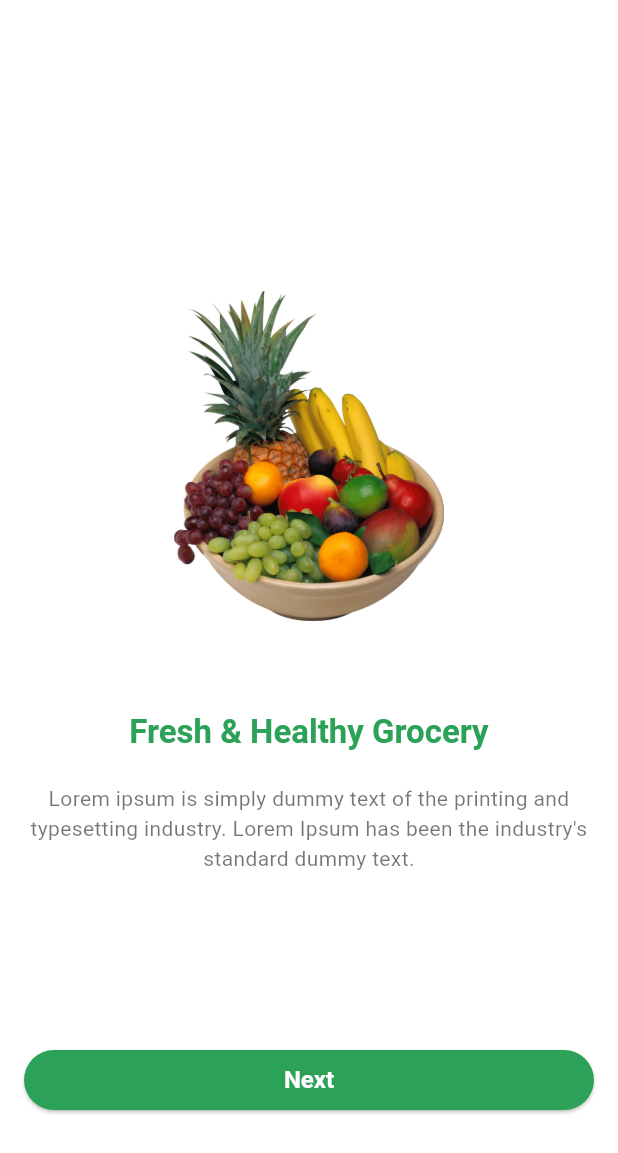
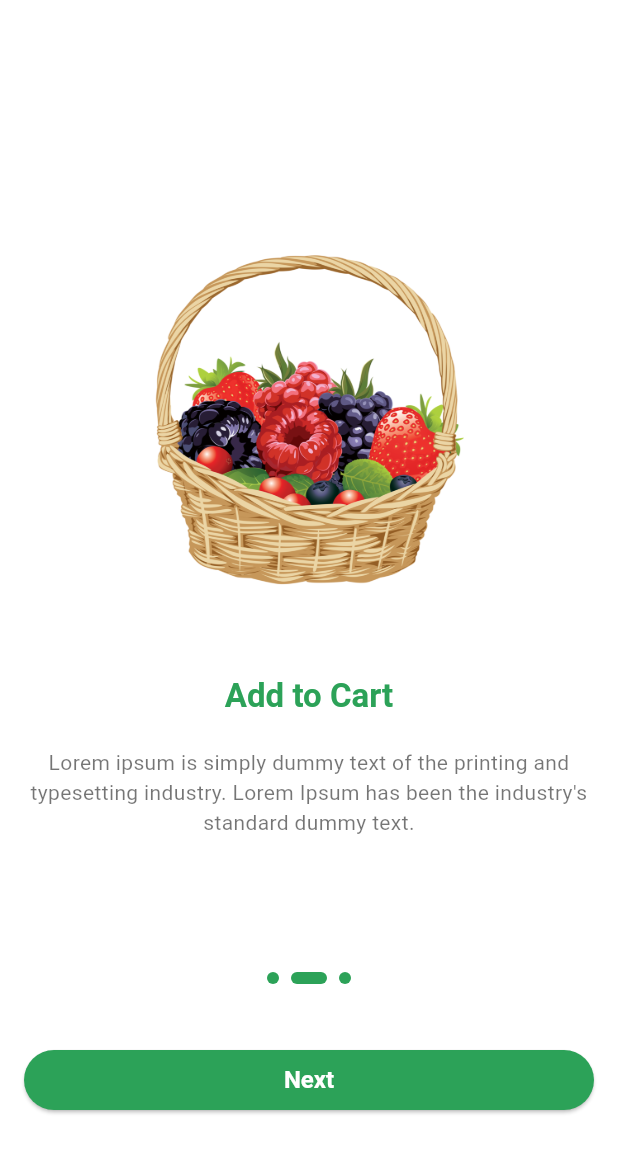
Before and after one commit to dipondeb999/E-Commerce_Grocery_Shop_App, a Flutter app: the screen it shows after launch, after a tap on "Next", on a phone screen of 412 x 824 dp. Shown: the top 1153 px of the screen. Run offline on Flutter 3.47's test engine with Material 3 defaults, Android fonts, the phone set to English and light mode, and no system bars; drawn by our look-alikes of carousel_slider, smooth_page_indicator; our stand-ins replace flutter_svg, get.

Commit message:
add smooth page indicator in on boarding screen

```diff
--- a/lib/app/app.dart
+++ b/lib/app/app.dart
@@ -1,5 +1,5 @@
 import 'package:e_commerce_grocery_shop_app/app/app_theme_data.dart';
-import 'package:e_commerce_grocery_shop_app/features/auth/ui/screens/login_and_register_screen.dart';
+import 'package:e_commerce_grocery_shop_app/features/auth/ui/screens/login_and_register__button_screen.dart';
 import 'package:e_commerce_grocery_shop_app/features/auth/ui/screens/on_boarding_screen.dart';
 import 'package:e_commerce_grocery_shop_app/features/auth/ui/screens/splash_screen.dart';
 import 'package:e_commerce_grocery_shop_app/features/common/ui/screens/main_bottom_nav_screen.dart';
@@ -20,7 +20,7 @@ class GroceryShopApp extends StatelessWidget {
         '/': (context) => SplashScreen(),
         OnBoardingScreen.name: (context) => OnBoardingScreen(),
         MainBottomNavScreen.name: (context) => MainBottomNavScreen(),
-        LoginAndRegisterScreen.name: (context) => LoginAndRegisterScreen(),
+        LoginAndRegisterButtonScreen.name: (context) => LoginAndRegisterButtonScreen(),
       },
     );
   }
--- a/lib/features/auth/ui/screens/login_and_register_screen.dart
+++ b/lib/features/auth/ui/screens/login_and_register__button_screen.dart
@@ -2,10 +2,10 @@ import 'package:e_commerce_grocery_shop_app/app/app_colors.dart';
 import 'package:e_commerce_grocery_shop_app/app/assets_path.dart';
 import 'package:flutter/material.dart';
 
-class LoginAndRegisterScreen extends StatelessWidget {
-  const LoginAndRegisterScreen({super.key});
+class LoginAndRegisterButtonScreen extends StatelessWidget {
+  const LoginAndRegisterButtonScreen({super.key});
 
-  static const String name = '/login-register-screen';
+  static const String name = '/login-and-register-screen';
 
   @override
   Widget build(BuildContext context) {
@@ -16,6 +16,7 @@ class LoginAndRegisterScreen extends StatelessWidget {
         child: Column(
           mainAxisAlignment: MainAxisAlignment.center,
           children: [
+            SizedBox(height: 80),
             Image.asset(
               AssetsPath.onBoardingImageFourPng,
               height: 220,
--- a/lib/features/auth/ui/screens/on_boarding_screen.dart
+++ b/lib/features/auth/ui/screens/on_boarding_screen.dart
@@ -1,8 +1,10 @@
 import 'package:carousel_slider/carousel_slider.dart';
+import 'package:e_commerce_grocery_shop_app/app/app_colors.dart';
 import 'package:e_commerce_grocery_shop_app/app/assets_path.dart';
-import 'package:e_commerce_grocery_shop_app/features/auth/ui/screens/login_and_register_screen.dart';
+import 'package:e_commerce_grocery_shop_app/features/auth/ui/screens/login_and_register__button_screen.dart';
 import 'package:e_commerce_grocery_shop_app/features/auth/ui/widgets/onboarding_page_widget.dart';
 import 'package:flutter/material.dart';
+import 'package:smooth_page_indicator/smooth_page_indicator.dart';
 
 class OnBoardingScreen extends StatefulWidget {
   const OnBoardingScreen({super.key});
@@ -14,6 +16,7 @@ class OnBoardingScreen extends StatefulWidget {
 }
 
 class _OnBoardingScreenState extends State<OnBoardingScreen> {
+  final CarouselSliderController _carouselSliderController = CarouselSliderController();
   int _currentIndex = 0;
 
   final List<Widget> _pages = [
@@ -41,12 +44,12 @@ class _OnBoardingScreenState extends State<OnBoardingScreen> {
         children: [
           Expanded(
             child: CarouselSlider(
+              carouselController: _carouselSliderController,
               items: _pages,
               options: CarouselOptions(
                 height: MediaQuery.of(context).size.height,
                 viewportFraction: 1.0,
                 enableInfiniteScroll: false,
-                // scrollPhysics: NeverScrollableScrollPhysics(),
                 onPageChanged: (index, reason) {
                   _currentIndex = index;
                   setState(() {});
@@ -54,29 +57,38 @@ class _OnBoardingScreenState extends State<OnBoardingScreen> {
               ),
             ),
           ),
-          if (_currentIndex < 2)
-            Padding(
-              padding: const EdgeInsets.symmetric(horizontal: 16),
-              child: ElevatedButton(
-                onPressed: () {
-                  _currentIndex++;
-                },
-                child: Text('Next'),
-              ),
+          SmoothPageIndicator(
+            controller: PageController(initialPage: _currentIndex),
+            count: _pages.length,
+            effect: ExpandingDotsEffect(
+              activeDotColor: AppColors.themeColor,
+              dotColor: AppColors.themeColor,
+              dotHeight: 8,
+              dotWidth: 8,
             ),
-          if (_currentIndex == 2)
-            Padding(
-              padding: const EdgeInsets.symmetric(horizontal: 16),
-              child: ElevatedButton(
-                onPressed: () {
-                  Navigator.pushNamed(context, LoginAndRegisterScreen.name);
-                },
-                child: Text('Get Started'),
-              ),
+          ),
+          SizedBox(height: 40),
+          Padding(
+            padding: const EdgeInsets.symmetric(horizontal: 16),
+            child: ElevatedButton(
+              onPressed: _onTapNextButton,
+              child: Text(_currentIndex == _pages.length - 1 ? "Get Started" : "Next"),
             ),
-          const SizedBox(height: 80),
+          ),
+          SizedBox(height: 80),
         ],
       ),
     );
   }
+
+  void _onTapNextButton() {
+    if (_currentIndex < _pages.length - 1) {
+      _carouselSliderController.nextPage(
+          duration: Duration(milliseconds: 500),
+          curve: Curves.easeInOut,
+      );
+    } else {
+      Navigator.pushNamed(context, LoginAndRegisterButtonScreen.name);
+    }
+  }
 }
--- a/pubspec.yaml
+++ b/pubspec.yaml
@@ -14,6 +14,7 @@ dependencies:
   flutter_svg: ^2.0.17
   get: ^4.6.6
   carousel_slider: ^5.0.0
+  smooth_page_indicator: ^1.2.0+3
 
 dev_dependencies:
   flutter_test:
```
Also changed, not shown: pubspec.lock.
